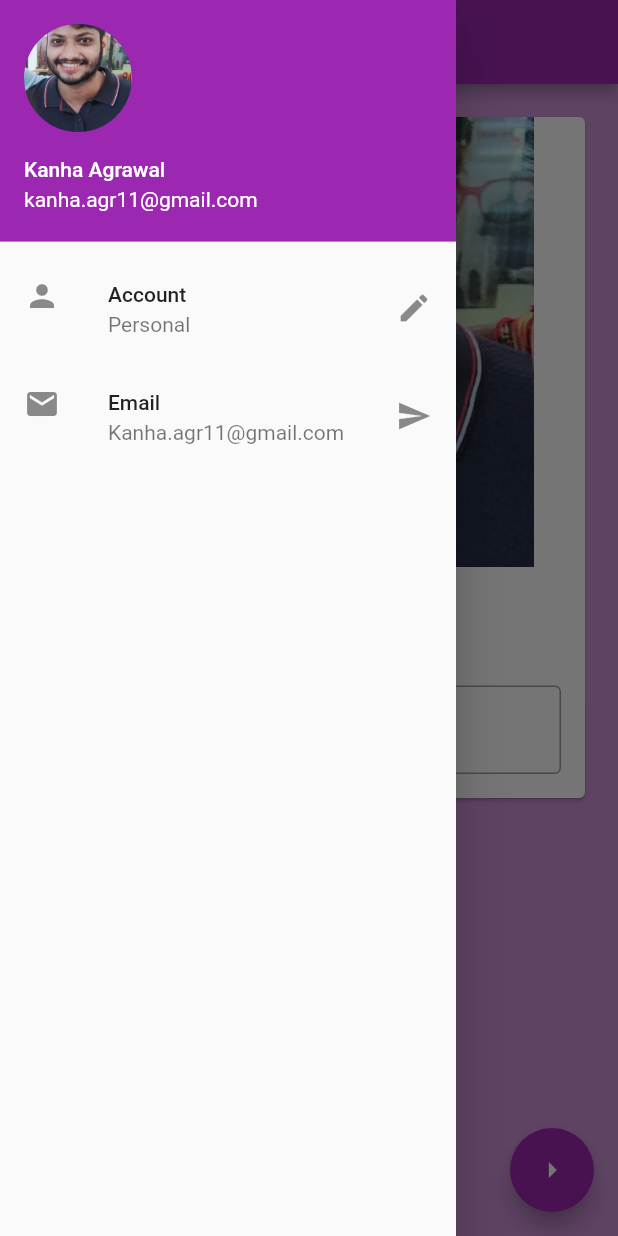
After one commit to Kanha-13/flutter_catalog, a Flutter app: the screen it shows after launch, with the side drawer open, on a phone screen of 412 x 824 dp. The commit adds this screen. Run offline on Flutter 3.47's test engine with Material 2 defaults, Android fonts, the phone set to English and light mode, and no system bars.

Commit message:
done with organizing the code in separate files

```diff
--- /dev/null
+++ b/lib/bg_image.dart
@@ -0,0 +1,15 @@
+import 'package:flutter/material.dart';
+
+class BgImage extends StatelessWidget {
+  const BgImage({Key? key}) : super(key: key);
+
+  @override
+  Widget build(BuildContext context) {
+    return Image.asset(
+      "assets/kanha.jpg",
+      fit: BoxFit.cover,
+      width: 300,
+      height: 300,
+    );
+  }
+}
--- /dev/null
+++ b/lib/changeNameCard.dart
@@ -0,0 +1,44 @@
+import 'package:flutter/material.dart';
+
+import 'bg_image.dart';
+
+class changeNameCard extends StatelessWidget {
+  const changeNameCard({
+    Key? key,
+    required this.myName,
+    required TextEditingController nameController,
+  })  : _nameController = nameController,
+        super(key: key);
+
+  final String myName;
+  final TextEditingController _nameController;
+
+  @override
+  Widget build(BuildContext context) {
+    return Column(
+      children: <Widget>[
+        BgImage(),
+        SizedBox(
+          height: 20,
+        ),
+        Text(myName,
+            style: TextStyle(fontSize: 20, fontWeight: FontWeight.bold)),
+        SizedBox(
+          height: 20,
+        ),
+        Padding(
+          padding: EdgeInsets.all(16.0),
+          child: TextField(
+            controller: _nameController,
+            keyboardType: TextInputType.text,
+            // obscureText: true,
+            decoration: InputDecoration(
+                hintText: "Enter Your name",
+                labelText: "Name",
+                border: OutlineInputBorder()),
+          ),
+        ),
+      ],
+    );
+  }
+}
--- /dev/null
+++ b/lib/drawer.dart
@@ -0,0 +1,34 @@
+import 'package:flutter/material.dart';
+
+class MyDrawer extends StatelessWidget {
+  const MyDrawer({Key? key}) : super(key: key);
+
+  @override
+  Widget build(BuildContext context) {
+    return Drawer(
+      child: ListView(
+        padding: EdgeInsets.zero,
+        children: [
+          UserAccountsDrawerHeader(
+              accountName: Text("Kanha Agrawal"),
+              accountEmail: Text("kanha.agr11@gmail.com"),
+              currentAccountPicture: CircleAvatar(
+                backgroundImage: AssetImage('assets/kanha.jpg'),
+              )),
+          ListTile(
+            leading: Icon(Icons.person),
+            title: Text("Account"),
+            subtitle: Text("Personal"),
+            trailing: Icon(Icons.edit),
+          ),
+          ListTile(
+            leading: Icon(Icons.email),
+            title: Text("Email"),
+            subtitle: Text("Kanha.agr11@gmail.com"),
+            trailing: Icon(Icons.send),
+          )
+        ],
+      ),
+    );
+  }
+}
--- /dev/null
+++ b/lib/pages/homePage.dart
@@ -0,0 +1,52 @@
+import 'package:flutter/material.dart';
+
+import '../changeNameCard.dart';
+import '../drawer.dart';
+
+class HomePage extends StatefulWidget {
+  const HomePage({Key? key}) : super(key: key);
+
+  @override
+  _HomePageState createState() => _HomePageState();
+}
+
+class _HomePageState extends State<HomePage> {
+  // using _ with field name => makes them private
+  TextEditingController _nameController = TextEditingController();
+  var myName = "Your name";
+  @override
+  void initState() {
+    // TODO: implement initState
+    super.initState();
+  }
+
+  @override
+  Widget build(BuildContext context) {
+    return Scaffold(
+        backgroundColor: Colors.purple.shade200,
+        appBar: AppBar(
+          title: Text(
+            "My First App",
+            style: TextStyle(fontSize: 25.0),
+          ),
+        ),
+        body: Padding(
+          padding: const EdgeInsets.all(18.0),
+          child: SingleChildScrollView(
+            child: Card(
+              child: changeNameCard(
+                  myName: myName, nameController: _nameController),
+            ),
+          ),
+        ),
+        drawer: MyDrawer(),
+        floatingActionButton: FloatingActionButton(
+            onPressed: () {
+              myName = _nameController.text;
+              setState(() {});
+            },
+            child: Icon(
+              Icons.arrow_right,
+            )));
+  }
+}
```
Also changed, not shown: lib/main.dart (+1 -101 lines), 3 other files.
